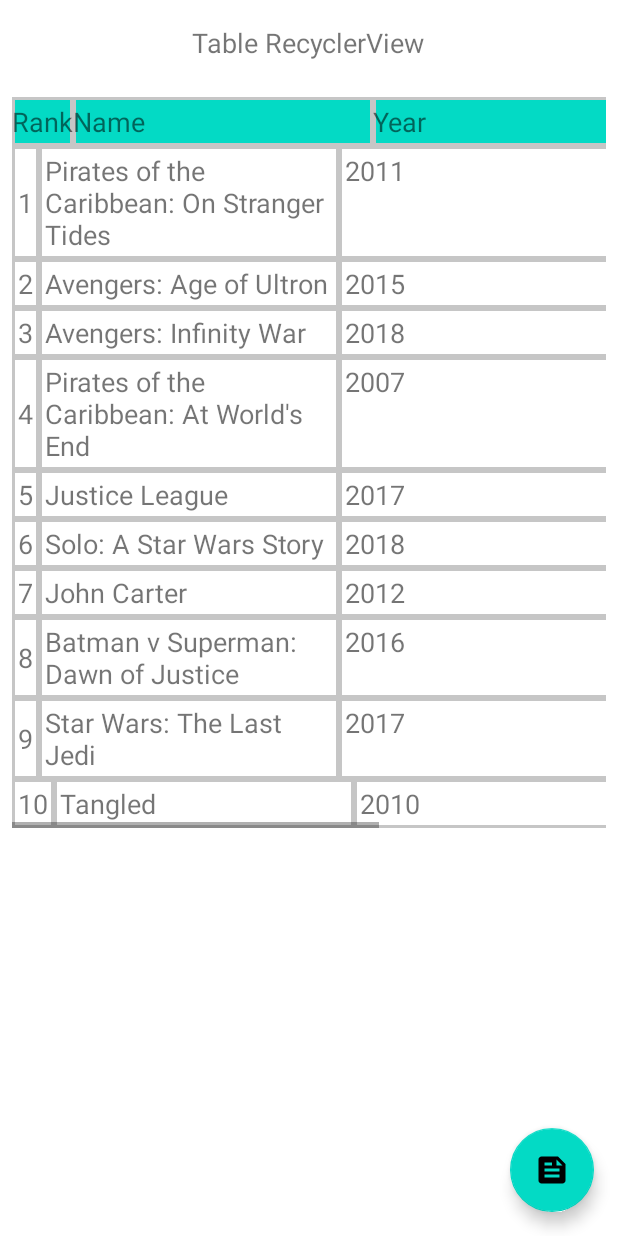
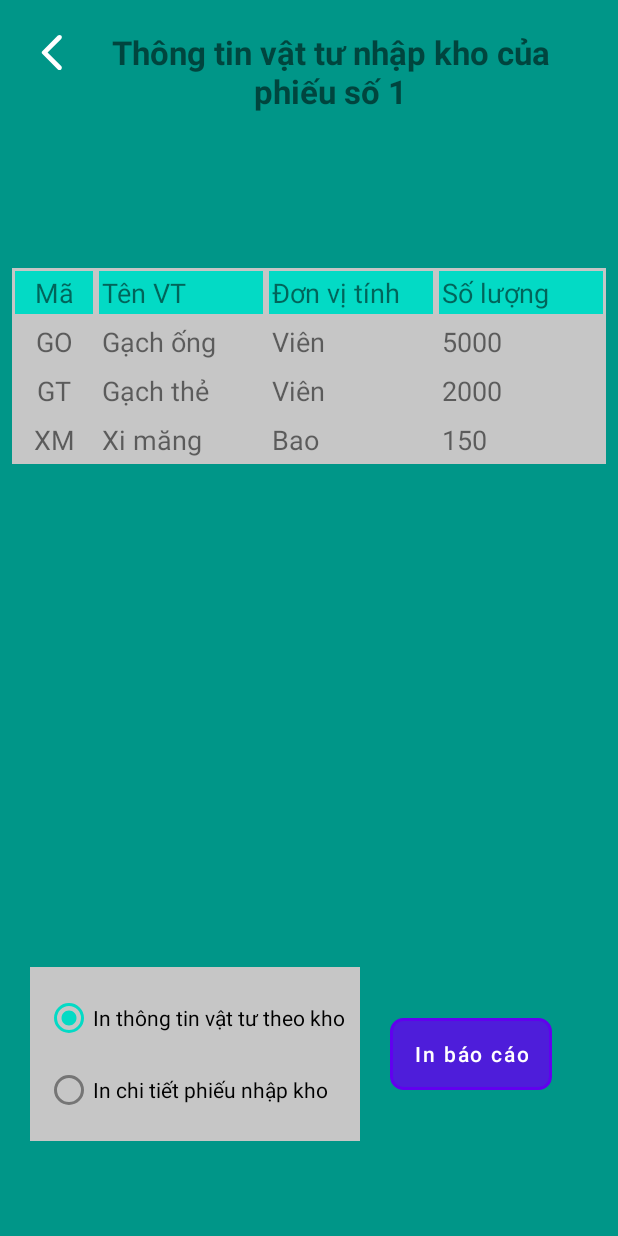
Before and after one commit to lvsang1504/App-Quan-Ly-Nhap-Kho, an Android app: the screen it shows after launch (ChiTietPhieuNhapActivity), after a tap on an icon or button, on a phone screen of 412 x 824 dp. Run offline under Robolectric (Android 15) with nearby library versions, the phone set to English and light mode, and no system bars.

Commit message:
add screen ChiTietPhieuNhap

```diff
--- a/app/src/main/java/com/nhom2/qly_nhap_kho/ChiTietPhieuNhapActivity.java
+++ b/app/src/main/java/com/nhom2/qly_nhap_kho/ChiTietPhieuNhapActivity.java
@@ -4,20 +4,24 @@
 import androidx.recyclerview.widget.LinearLayoutManager;
 import androidx.recyclerview.widget.RecyclerView;
 
-import android.content.Intent;
+import android.database.Cursor;
 import android.os.Bundle;
-import android.widget.TableLayout;
-import android.widget.TableRow;
+import android.util.Log;
+import android.view.View;
 import android.widget.TextView;
 
 import com.nhom2.qly_nhap_kho.adapter.TableViewAdapter;
-import com.nhom2.qly_nhap_kho.model.MovieModel;
+import com.nhom2.qly_nhap_kho.dao.TableData;
+import com.nhom2.qly_nhap_kho.model.ChiTietPhieuNhap;
+import com.nhom2.qly_nhap_kho.model.VatTu;
 
 import java.util.ArrayList;
 import java.util.List;
-import java.util.Random;
 
 public class ChiTietPhieuNhapActivity extends AppCompatActivity {
+
+    NhapKhoHelper nhapKhoHelper;
+    TextView txtTitle;
 
 
     @Override
@@ -25,10 +29,16 @@
         super.onCreate(savedInstanceState);
         setContentView(R.layout.activity_chi_tiet_phieu_nhap);
 
+        String id = getIntent().getStringExtra("id");
+
+        txtTitle = findViewById(R.id.txtTitle);
+        txtTitle.setText("Thông tin vật tư nhập kho của phiếu số " + id);
+
+        nhapKhoHelper = new NhapKhoHelper(this);
 
         RecyclerView recyclerView = findViewById(R.id.recyclerViewDeliveryProductList);
 
-        TableViewAdapter adapter = new TableViewAdapter(getMovieList());
+        TableViewAdapter adapter = new TableViewAdapter(getList(id));
 
         LinearLayoutManager linearLayoutManager = new LinearLayoutManager(this);
         recyclerView.setLayoutManager(linearLayoutManager);
@@ -38,20 +48,37 @@
     }
 
 
-    private List getMovieList() {
-        List movieList = new ArrayList<>();
+    private List getList(String id) {
+        List<TableData> list = new ArrayList<>();
 
-        movieList.add(new MovieModel(1, "Pirates of the Caribbean: On Stranger Tides", 2011, 378));
-        movieList.add(new MovieModel(2, "Avengers: Age of Ultron", 2015, 365));
-        movieList.add(new MovieModel(3, "Avengers: Infinity War", 2018, 316));
-        movieList.add(new MovieModel(4, "Pirates of the Caribbean: At World's End", 2007, 300));
-        movieList.add(new MovieModel(5, "Justice League", 2017, 300));
-        movieList.add(new MovieModel(6, "Solo: A Star Wars Story", 2018, 275));
-        movieList.add(new MovieModel(7, "John Carter", 2012, 264));
-        movieList.add(new MovieModel(8, "Batman v Superman: Dawn of Justice", 2016, 263));
-        movieList.add(new MovieModel(9, "Star Wars: The Last Jedi", 2017, 263));
-        movieList.add(new MovieModel(10, "Tangled", 2010, 260));
+        Cursor dataCTPN = nhapKhoHelper.GetData("SELECT * FROM ChiTietPhieuNhap WHERE SoPhieu = " + id);
 
-        return movieList;
+        ChiTietPhieuNhap chiTietPhieuNhap;
+        while (dataCTPN.moveToNext()) {
+            chiTietPhieuNhap = new ChiTietPhieuNhap(
+                    Integer.valueOf(dataCTPN.getString(0)),
+                    dataCTPN.getString(1),
+                    dataCTPN.getString(2),
+                    Integer.valueOf(dataCTPN.getString(3)));
+            Log.d("aaa",chiTietPhieuNhap.MaVT);
+            if (chiTietPhieuNhap != null) {
+                Cursor dataVT = nhapKhoHelper.GetData("SELECT * FROM VatTu WHERE MaVT = '" + chiTietPhieuNhap.MaVT + "'");
+                VatTu vatTu;
+                if (dataVT.moveToNext()) {
+                    vatTu = new VatTu(dataVT.getString(0), dataVT.getString(1), dataVT.getString(2));
+                    TableData tableData = new TableData(
+                            vatTu.MaVT, vatTu.TenVt, chiTietPhieuNhap.DVT, chiTietPhieuNhap.SoLuong
+                    );
+
+                    list.add(tableData);
+                }
+            }
+        }
+
+        return list;
+    }
+
+    public void btnClick(View view) {
+        onBackPressed();
     }
 }
--- a/app/src/main/java/com/nhom2/qly_nhap_kho/MainActivity.java
+++ b/app/src/main/java/com/nhom2/qly_nhap_kho/MainActivity.java
@@ -58,6 +58,8 @@
         nhapKhoHelper.QueryData("CREATE TABLE IF NOT EXISTS Kho(MaKho VARCHAR(5),TenKho VARCHAR(100))");
 
         nhapKhoHelper.QueryData("CREATE TABLE IF NOT EXISTS PhieuNhap(SoPhieu INTEGER,NgayLap VARCHAR,MaKho VARCHAR(5))");
+        nhapKhoHelper.QueryData("CREATE TABLE IF NOT EXISTS ChiTietPhieuNhap(SoPhieu INTEGER,MaVT VARCHAR,DVT VARCHAR, SoLuong INTEGER)");
+        nhapKhoHelper.QueryData("CREATE TABLE IF NOT EXISTS VatTu(MaVT VARCHAR, TenVT VARCHAR,XuatXu VARCHAR)");
 
         //Them du lieu
         nhapKhoHelper.QueryData("delete from Kho");
@@ -72,6 +74,27 @@
         nhapKhoHelper.QueryData("INSERT INTO PhieuNhap VALUES ('3','02/01/2014', 'K1')");
         nhapKhoHelper.QueryData("INSERT INTO PhieuNhap VALUES ('4','05/03/2014', 'K3')");
         nhapKhoHelper.QueryData("INSERT INTO PhieuNhap VALUES ('5','25/05/2014', 'K1')");
+
+        //Them du lieu chi tiet phieu nhap
+        nhapKhoHelper.QueryData("delete from ChiTietPhieuNhap");
+        nhapKhoHelper.QueryData("INSERT INTO ChiTietPhieuNhap VALUES ('1','GO', 'Viên', '5000')");
+        nhapKhoHelper.QueryData("INSERT INTO ChiTietPhieuNhap VALUES ('1','GT', 'Viên', '2000')");
+        nhapKhoHelper.QueryData("INSERT INTO ChiTietPhieuNhap VALUES ('1','XM', 'Bao', '150')");
+        nhapKhoHelper.QueryData("INSERT INTO ChiTietPhieuNhap VALUES ('2','SO', 'Thùng', '75')");
+        nhapKhoHelper.QueryData("INSERT INTO ChiTietPhieuNhap VALUES ('3','SA', 'Tấn', '25')");
+        nhapKhoHelper.QueryData("INSERT INTO ChiTietPhieuNhap VALUES ('3','XM', 'Bao', '100')");
+        nhapKhoHelper.QueryData("INSERT INTO ChiTietPhieuNhap VALUES ('4','GO', 'Viên', '10000')");
+        nhapKhoHelper.QueryData("INSERT INTO ChiTietPhieuNhap VALUES ('4','SA', 'Tấn', '50')");
+        nhapKhoHelper.QueryData("INSERT INTO ChiTietPhieuNhap VALUES ('5','SO', 'Thùng', '240')");
+        nhapKhoHelper.QueryData("INSERT INTO ChiTietPhieuNhap VALUES ('5','XM', 'Bao', '430')");
+
+        //Them du lieu VatTu
+        nhapKhoHelper.QueryData("delete from VatTu");
+        nhapKhoHelper.QueryData("INSERT INTO VatTu VALUES ('GO','Gạch ống', 'Đồng Nai')");
+        nhapKhoHelper.QueryData("INSERT INTO VatTu VALUES ('GT','Gạch thẻ', 'Long An')");
+        nhapKhoHelper.QueryData("INSERT INTO VatTu VALUES ('SA','Sắt tròn', 'Bình Dương')");
+        nhapKhoHelper.QueryData("INSERT INTO VatTu VALUES ('SO','Sơn dầu', 'Tiền Giang')");
+        nhapKhoHelper.QueryData("INSERT INTO VatTu VALUES ('XM','Xi măng', 'Hà Tiên')");
 
         //Hien thi
 
@@ -142,7 +165,7 @@
     private final PhieuNhapListener phieuNhapListener = new PhieuNhapListener() {
         @Override
         public void onPhieuNhapClicked(String id) {
-            Intent intent = new Intent(MainActivity.this, ChiTietPhieuNhapActivity.class);
+            Intent intent = new Intent(MainActivity.this, ChiTietPhieuNhapActivity.class).putExtra("id", id);
             startActivity(intent);
         }
     };
--- a/app/src/main/java/com/nhom2/qly_nhap_kho/adapter/TableViewAdapter.java
+++ b/app/src/main/java/com/nhom2/qly_nhap_kho/adapter/TableViewAdapter.java
@@ -13,7 +13,7 @@
 
 
 import com.nhom2.qly_nhap_kho.R;
-import com.nhom2.qly_nhap_kho.model.MovieModel;
+import com.nhom2.qly_nhap_kho.dao.TableData;
 
 import java.util.List;
 
@@ -23,10 +23,10 @@
 
 public class TableViewAdapter extends RecyclerView.Adapter {
 
-    private List movieList;
+    private List<TableData> list;
 
-    public TableViewAdapter(List movieList) {
-        this.movieList = movieList;
+    public TableViewAdapter(List<TableData> list) {
+        this.list = list;
     }
 
     @NonNull
@@ -48,47 +48,47 @@
 
         if (rowPos == 0) {
 
-            rowViewHolder.txtRank.setBackgroundResource(R.drawable.table_header_cell_bg);
-            rowViewHolder.txtMovieName.setBackgroundResource(R.drawable.table_header_cell_bg);
-            rowViewHolder.txtYear.setBackgroundResource(R.drawable.table_header_cell_bg);
-            rowViewHolder.txtCost.setBackgroundResource(R.drawable.table_header_cell_bg);
+            rowViewHolder.txtMaVt.setBackgroundResource(R.drawable.table_header_cell_bg);
+            rowViewHolder.txtTenVT.setBackgroundResource(R.drawable.table_header_cell_bg);
+            rowViewHolder.txtDvt.setBackgroundResource(R.drawable.table_header_cell_bg);
+            rowViewHolder.txtSL.setBackgroundResource(R.drawable.table_header_cell_bg);
 
-            rowViewHolder.txtRank.setText("Rank");
-            rowViewHolder.txtMovieName.setText("Name");
-            rowViewHolder.txtYear.setText("Year");
-            rowViewHolder.txtCost.setText("Budget");
+            rowViewHolder.txtMaVt.setText("Mã VT");
+            rowViewHolder.txtTenVT.setText("Tên VT");
+            rowViewHolder.txtDvt.setText("Đơn vị tính");
+            rowViewHolder.txtSL.setText("Số lượng");
         } else {
-            MovieModel modal = (MovieModel) movieList.get(rowPos - 1);
+            TableData modal = list.get(rowPos - 1);
 
-            rowViewHolder.txtRank.setBackgroundResource(R.drawable.table_content_cell_bg);
-            rowViewHolder.txtMovieName.setBackgroundResource(R.drawable.table_content_cell_bg);
-            rowViewHolder.txtYear.setBackgroundResource(R.drawable.table_content_cell_bg);
-            rowViewHolder.txtCost.setBackgroundResource(R.drawable.table_content_cell_bg);
+            rowViewHolder.txtMaVt.setBackgroundResource(R.drawable.table_content_cell_bg);
+            rowViewHolder.txtTenVT.setBackgroundResource(R.drawable.table_content_cell_bg);
+            rowViewHolder.txtDvt.setBackgroundResource(R.drawable.table_content_cell_bg);
+            rowViewHolder.txtSL.setBackgroundResource(R.drawable.table_content_cell_bg);
 
-            rowViewHolder.txtRank.setText(modal.getRank() + "");
-            rowViewHolder.txtMovieName.setText(modal.getMovieName());
-            rowViewHolder.txtYear.setText(modal.getYear() + "");
-            rowViewHolder.txtCost.setText(modal.getBudgetInMillions() + "");
+            rowViewHolder.txtMaVt.setText(modal.maVT + "");
+            rowViewHolder.txtTenVT.setText(modal.tenVT);
+            rowViewHolder.txtDvt.setText(modal.DVT + "");
+            rowViewHolder.txtSL.setText(modal.soLuong + "");
         }
     }
 
     @Override
     public int getItemCount() {
-        return movieList.size() + 1;
+        return list.size() + 1;
     }
 
     public class RowViewHolder extends RecyclerView.ViewHolder {
-        TextView txtRank;
-        TextView txtMovieName;
-        TextView txtYear;
-        TextView txtCost;
+        TextView txtMaVt;
+        TextView txtTenVT;
+        TextView txtDvt;
+        TextView txtSL;
 
         RowViewHolder(View itemView) {
             super(itemView);
-            txtRank = itemView.findViewById(R.id.txtRank);
-            txtMovieName = itemView.findViewById(R.id.txtMovieName);
-            txtYear = itemView.findViewById(R.id.txtYear);
-            txtCost = itemView.findViewById(R.id.txtCost);
+            txtMaVt = itemView.findViewById(R.id.txtRank);
+            txtTenVT = itemView.findViewById(R.id.txtMovieName);
+            txtDvt = itemView.findViewById(R.id.txtYear);
+            txtSL = itemView.findViewById(R.id.txtCost);
         }
     }
 }
--- /dev/null
+++ b/app/src/main/java/com/nhom2/qly_nhap_kho/dao/TableData.java
@@ -0,0 +1,15 @@
+package com.nhom2.qly_nhap_kho.dao;
+
+public class TableData {
+    public String maVT;
+    public String tenVT;
+    public String DVT;
+    public int soLuong;
+
+    public TableData(String maVT, String tenVT, String DVT, int soLuong) {
+        this.maVT = maVT;
+        this.tenVT = tenVT;
+        this.DVT = DVT;
+        this.soLuong = soLuong;
+    }
+}
--- /dev/null
+++ b/app/src/main/java/com/nhom2/qly_nhap_kho/model/ChiTietPhieuNhap.java
@@ -0,0 +1,15 @@
+package com.nhom2.qly_nhap_kho.model;
+
+public class ChiTietPhieuNhap {
+    public int SoPhieu;
+    public String MaVT;
+    public String DVT;
+    public int SoLuong;
+
+    public ChiTietPhieuNhap(int soPhieu, String maVT, String DVT, int soLuong) {
+        SoPhieu = soPhieu;
+        MaVT = maVT;
+        this.DVT = DVT;
+        SoLuong = soLuong;
+    }
+}
--- a/app/src/main/java/com/nhom2/qly_nhap_kho/model/MovieModel.java
+++ /dev/null
@@ -1,48 +0,0 @@
-package com.nhom2.qly_nhap_kho.model;
-
-
-public class MovieModel {
-    private int rank;
-    private String movieName;
-    private int year;
-    private int budgetInMillions;
-
-    public MovieModel(int rank, String movieName, int year, int budgetInMillions) {
-        this.rank = rank;
-        this.movieName = movieName;
-        this.year = year;
-        this.budgetInMillions = budgetInMillions;
-    }
-
-    public int getRank() {
-        return rank;
-    }
-
-    public void setRank(int rank) {
-        this.rank = rank;
-    }
-
-    public String getMovieName() {
-        return movieName;
-    }
-
-    public void setMovieName(String movieName) {
-        this.movieName = movieName;
-    }
-
-    public int getYear() {
-        return year;
-    }
-
-    public void setYear(int year) {
-        this.year = year;
-    }
-
-    public int getBudgetInMillions() {
-        return budgetInMillions;
-    }
-
-    public void setBudgetInMillions(int budgetInMillions) {
-        this.budgetInMillions = budgetInMillions;
-    }
-}
--- /dev/null
+++ b/app/src/main/java/com/nhom2/qly_nhap_kho/model/VatTu.java
@@ -0,0 +1,13 @@
+package com.nhom2.qly_nhap_kho.model;
+
+public class VatTu {
+    public String MaVT;
+    public String TenVt;
+    public String XuatXu;
+
+    public VatTu(String maVT, String tenVt, String xuatXu) {
+        MaVT = maVT;
+        TenVt = tenVt;
+        XuatXu = xuatXu;
+    }
+}
--- /dev/null
+++ b/app/src/main/res/drawable/ic_back.xml
@@ -0,0 +1,5 @@
+<vector android:autoMirrored="true" android:height="24dp"
+    android:tint="#FFFFFF" android:viewportHeight="24"
+    android:viewportWidth="24" android:width="24dp" xmlns:android="http://schemas.android.com/apk/res/android">
+    <path android:fillColor="@android:color/white" android:pathData="M16.62,2.99c-0.49,-0.49 -1.28,-0.49 -1.77,0L6.54,11.3c-0.39,0.39 -0.39,1.02 0,1.41l8.31,8.31c0.49,0.49 1.28,0.49 1.77,0s0.49,-1.28 0,-1.77L9.38,12l7.25,-7.25c0.48,-0.48 0.48,-1.28 -0.01,-1.76z"/>
+</vector>
--- a/app/src/main/res/layout/activity_chi_tiet_phieu_nhap.xml
+++ b/app/src/main/res/layout/activity_chi_tiet_phieu_nhap.xml
@@ -1,52 +1,107 @@
 <?xml version="1.0" encoding="utf-8"?>
-<RelativeLayout xmlns:android="http://schemas.android.com/apk/res/android"
+<LinearLayout xmlns:android="http://schemas.android.com/apk/res/android"
     xmlns:app="http://schemas.android.com/apk/res-auto"
     xmlns:tools="http://schemas.android.com/tools"
     android:layout_width="match_parent"
     android:layout_height="match_parent"
+    android:orientation="vertical"
+    android:weightSum="10"
+    android:background="#009688"
     tools:context=".ChiTietPhieuNhapActivity">
+
 
     <RelativeLayout
         android:id="@+id/llViewTitle"
-        android:layout_width="wrap_content"
-        android:layout_height="wrap_content"
-        android:layout_centerHorizontal="true">
+        android:layout_width="match_parent"
+        android:layout_height="0dp"
+        android:layout_centerHorizontal="true"
+        android:layout_weight="2">
+
+        <ImageView
+            android:id="@+id/btnBack"
+            android:layout_width="30dp"
+            android:layout_height="30dp"
+            android:layout_margin="20dp"
+            android:src="@drawable/ic_back"
+            android:onClick="btnClick"/>
 
         <TextView
-            android:layout_width="wrap_content"
+            android:layout_toRightOf="@id/btnBack"
+            android:id="@+id/txtTitle"
+            android:layout_width="300dp"
             android:layout_height="wrap_content"
-            android:layout_marginTop="16dp"
+            android:layout_marginTop="20dp"
             android:layout_marginBottom="16dp"
+            android:gravity="center"
             android:text="Table RecyclerView"
-            android:textSize="18sp" />
+            android:textAlignment="center"
+            android:textSize="22sp"
+            android:textStyle="bold" />
 
     </RelativeLayout>
 
-    <HorizontalScrollView
+    <ScrollView
+        android:layout_weight="5"
+        android:id="@+id/scrollView"
         android:layout_width="match_parent"
-        android:layout_height="wrap_content"
+        android:layout_height="0dp"
         android:layout_below="@+id/llViewTitle"
+        android:layout_centerHorizontal="true"
         android:layout_marginStart="8dp"
         android:layout_marginLeft="8dp"
-        android:layout_marginTop="8dp"
+        android:layout_marginTop="18dp"
         android:layout_marginEnd="8dp"
         android:layout_marginRight="8dp">
 
         <androidx.recyclerview.widget.RecyclerView
             android:id="@+id/recyclerViewDeliveryProductList"
-            android:layout_width="wrap_content"
-            android:layout_height="wrap_content"
+            android:layout_width="match_parent"
+            android:layout_height="match_parent"
             android:nestedScrollingEnabled="false"
             tools:listitem="@layout/table_list_item" />
 
-    </HorizontalScrollView>
+    </ScrollView>
 
-    <com.google.android.material.floatingactionbutton.FloatingActionButton
+    <LinearLayout
+        android:layout_weight="3"
+        android:orientation="horizontal"
         android:layout_width="wrap_content"
-        android:layout_height="wrap_content"
-        android:layout_alignParentEnd="true"
-        android:layout_alignParentBottom="true"
-        android:layout_margin="16dp"
-        android:src="@drawable/ic_feed" />
+        android:gravity="center"
+        android:layout_height="0dp">
+        <RadioGroup
+            android:layout_weight="3"
+            android:layout_below="@id/scrollView"
+            android:layout_margin="20dp"
+            android:id="@+id/myRadioGroup"
+            android:layout_width="wrap_content"
+            android:layout_height="wrap_content"
+            android:padding="10dp"
+            android:background="@color/grey"
+            android:checkedButton="@+id/sound"
+            >
 
-</RelativeLayout>
+            <RadioButton
+                android:id="@+id/sound"
+                android:layout_width="wrap_content"
+                android:layout_height="wrap_content"
+                android:outlineSpotShadowColor="@color/black"
+                android:text="In thông tin vật tư theo kho" />
+
+            <RadioButton
+                android:id="@+id/vibration"
+                android:layout_width="wrap_content"
+                android:layout_height="wrap_content"
+                android:text="In chi tiết phiếu nhập kho" />
+
+
+        </RadioGroup>
+
+        <Button
+            android:background="@drawable/boder_spinner"
+            android:text="In báo cáo"
+            android:textAllCaps="false"
+            android:layout_width="wrap_content"
+            android:layout_height="wrap_content"/>
+    </LinearLayout>
+
+</LinearLayout>
--- a/app/src/main/res/layout/table_list_item.xml
+++ b/app/src/main/res/layout/table_list_item.xml
@@ -1,15 +1,17 @@
 <?xml version="1.0" encoding="utf-8"?>
 <LinearLayout xmlns:android="http://schemas.android.com/apk/res/android"
     xmlns:tools="http://schemas.android.com/tools"
-    android:weightSum="11"
-    android:layout_width="wrap_content"
+    android:layout_width="match_parent"
     android:layout_height="wrap_content"
+    android:weightSum="14"
+    android:background="@color/grey"
     android:orientation="horizontal">
 
     <TextView
+        android:padding="4dp"
         android:layout_weight="2"
         android:id="@+id/txtRank"
-        android:layout_width="0dp"
+        android:layout_width="0sp"
         android:layout_height="match_parent"
         android:layout_gravity="top"
         android:background="@drawable/table_content_cell_bg"
@@ -18,26 +20,29 @@
         android:textSize="18sp" />
 
     <TextView
-        android:layout_weight="3"
+        android:padding="4dp"
+        android:layout_weight="4"
         android:id="@+id/txtMovieName"
-        android:layout_width="200dp"
+        android:layout_width="0dp"
         android:layout_height="wrap_content"
         android:layout_gravity="top"
         android:background="@drawable/table_content_cell_bg"
         android:textSize="18sp" />
 
     <TextView
-        android:layout_weight="3"
+        android:padding="4dp"
+        android:layout_weight="4"
         android:id="@+id/txtYear"
-        android:layout_width="200dp"
+        android:layout_width="0dp"
         android:layout_height="match_parent"
         android:layout_gravity="top"
         android:background="@drawable/table_content_cell_bg"
         android:textSize="18sp" />
     <TextView
-        android:layout_weight="3"
+        android:padding="4dp"
+        android:layout_weight="4"
         android:id="@+id/txtCost"
-        android:layout_width="200dp"
+        android:layout_width="0dp"
         android:layout_height="match_parent"
         android:layout_gravity="top"
         android:background="@drawable/table_content_cell_bg"
```
